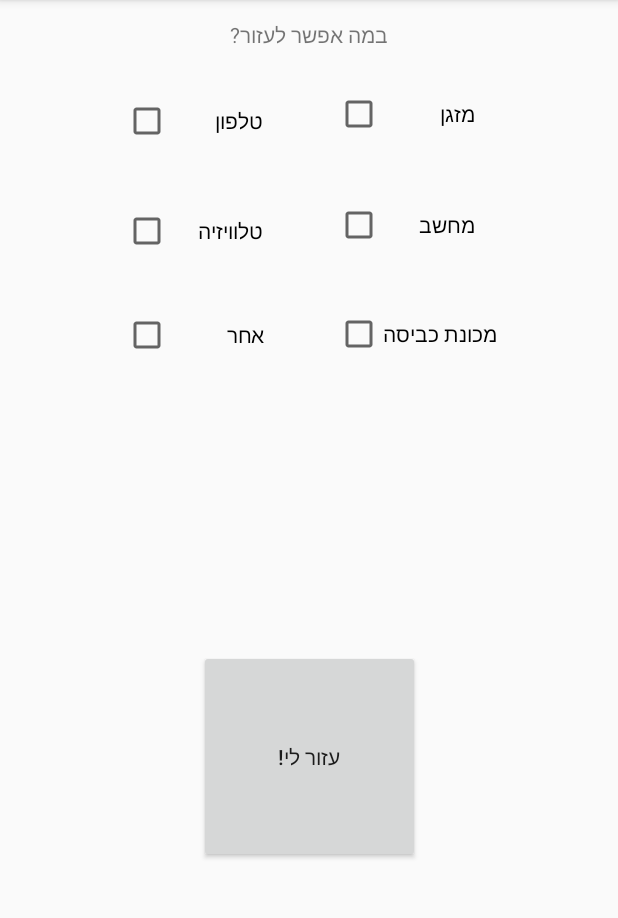
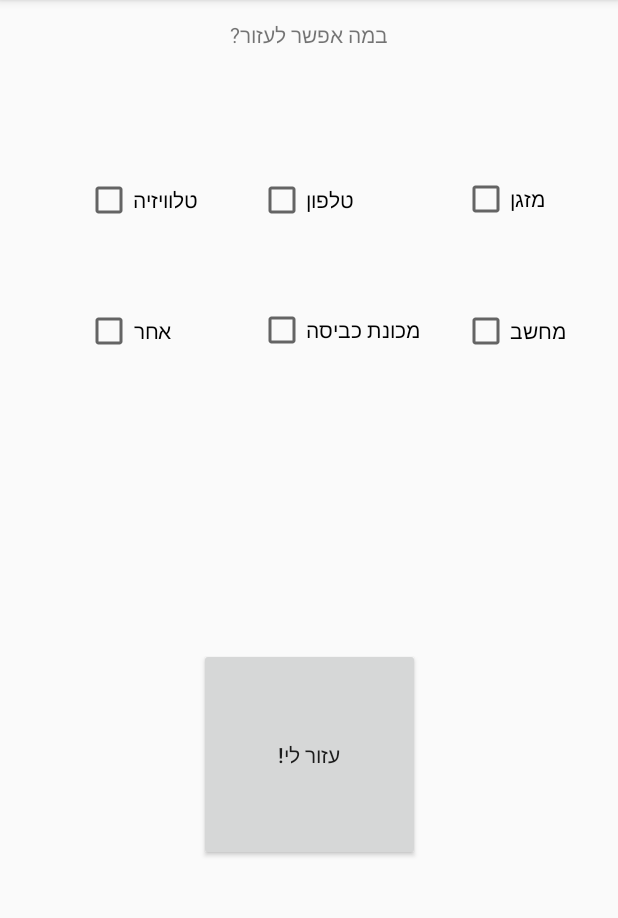
Before and after one commit to yardenTal1/HUJI_HACKATHON_2019, an Android app: the HelpMeActivity screen opened directly, with no data from a screen before it, on a phone screen of 412 x 824 dp, the part 84-1002 px from its top. Run offline under Robolectric (Android 15) with nearby library versions, the phone set to English and light mode, and no system bars.

Commit message:
to Eladi

```diff
--- a/Ezrale/app/src/main/java/com/example/eranzech/ezrale/HelpMeActivity.java
+++ b/Ezrale/app/src/main/java/com/example/eranzech/ezrale/HelpMeActivity.java
@@ -2,8 +2,6 @@ package com.example.eranzech.ezrale;
 
 
 import android.os.Bundle;
-import android.support.design.widget.FloatingActionButton;
-import android.support.design.widget.Snackbar;
 import android.support.v7.app.AppCompatActivity;
 import android.support.v7.widget.Toolbar;
 import android.view.View;
@@ -35,7 +33,7 @@ public class HelpMeActivity extends AppCompatActivity {
     @Override
     protected void onCreate(Bundle savedInstanceState) {
         super.onCreate(savedInstanceState);
-        setContentView(R.layout.activity_main__helper);
+        setContentView(R.layout.activity_help_me);
         Toolbar toolbar = (Toolbar) findViewById(R.id.toolbar);
         setSupportActionBar(toolbar);
 
--- a/Ezrale/app/src/main/res/layout/activity_main__helper.xml
+++ b/Ezrale/app/src/main/res/layout/activity_help_me.xml
@@ -31,33 +31,31 @@
         android:id="@+id/phone_cb"
         android:layout_width="0dp"
         android:layout_height="41dp"
-        android:layout_marginEnd="48dp"
-        android:layout_marginLeft="82dp"
-        android:layout_marginRight="48dp"
-        android:layout_marginStart="82dp"
-        android:layout_marginTop="60dp"
+        android:layout_marginLeft="172dp"
+        android:layout_marginStart="172dp"
+        android:layout_marginTop="80dp"
         android:onClick="changeCatergory"
         android:text="טלפון"
         android:textAppearance="@style/TextAppearance.AppCompat.Button"
-        app:layout_constraintEnd_toStartOf="@+id/ac_cb"
         app:layout_constraintStart_toStartOf="parent"
-        app:layout_constraintTop_toBottomOf="@+id/appBarLayout" />
+        app:layout_constraintTop_toBottomOf="@+id/textView2" />
 
     <CheckBox
         android:id="@+id/tv_cb"
-        android:layout_width="93dp"
+        android:layout_width="0dp"
         android:layout_height="41dp"
-        android:layout_marginTop="32dp"
+        android:layout_marginEnd="40dp"
+        android:layout_marginRight="40dp"
+        android:onClick="changeCatergory"
         android:text="טלוויזיה"
-        android:onClick="changeCatergory"
-        app:layout_constraintStart_toStartOf="@+id/phone_cb"
-        app:layout_constraintTop_toBottomOf="@+id/phone_cb" />
+        app:layout_constraintEnd_toStartOf="@+id/phone_cb"
+        app:layout_constraintTop_toTopOf="@+id/phone_cb" />
 
     <CheckBox
         android:id="@+id/other_cb"
-        android:layout_width="94dp"
+        android:layout_width="0dp"
         android:layout_height="33dp"
-        android:layout_marginTop="32dp"
+        android:layout_marginTop="50dp"
         android:onClick="changeCatergory"
         android:text="אחר"
         app:layout_constraintStart_toStartOf="@+id/tv_cb"
@@ -67,31 +65,30 @@
     <CheckBox
         android:id="@+id/ac_cb"
         android:layout_width="0dp"
-        android:layout_height="32dp"
-        android:layout_marginEnd="95dp"
-        android:layout_marginRight="95dp"
+        android:layout_height="40dp"
+        android:layout_marginLeft="72dp"
+        android:layout_marginStart="72dp"
+        android:onClick="changeCatergory"
         android:text="מזגן"
-        android:onClick="changeCatergory"
-        app:layout_constraintEnd_toEndOf="parent"
         app:layout_constraintStart_toEndOf="@+id/phone_cb"
         app:layout_constraintTop_toTopOf="@+id/phone_cb" />
 
     <CheckBox
         android:id="@+id/pc_cb"
-        android:layout_width="93dp"
+        android:layout_width="0dp"
         android:layout_height="33dp"
+        android:onClick="changeCatergory"
         android:text="מחשב"
-        android:onClick="changeCatergory"
         app:layout_constraintStart_toStartOf="@+id/ac_cb"
-        app:layout_constraintTop_toTopOf="@+id/tv_cb" />
+        app:layout_constraintTop_toTopOf="@+id/wm_cb" />
 
     <CheckBox
         android:id="@+id/wm_cb"
-        android:layout_width="wrap_content"
+        android:layout_width="0dp"
         android:layout_height="wrap_content"
+        android:onClick="changeCatergory"
         android:text="מכונת כביסה"
-        android:onClick="changeCatergory"
-        app:layout_constraintStart_toStartOf="@+id/pc_cb"
+        app:layout_constraintStart_toStartOf="@+id/phone_cb"
         app:layout_constraintTop_toTopOf="@+id/other_cb" />
 
     <TextView
--- a/Ezrale/app/src/main/res/layout/content_main__helper.xml
+++ b/Ezrale/app/src/main/res/layout/content_help_me.xml
@@ -6,7 +6,7 @@
     android:layout_height="match_parent"
     app:layout_behavior="@string/appbar_scrolling_view_behavior"
     tools:context=".HelpMeActivity"
-    tools:showIn="@layout/activity_main__helper">
+    tools:showIn="@layout/activity_help_me">
 
     <Button
         android:id="@+id/button"
--- a/Ezrale/app/src/main/res/values/strings.xml
+++ b/Ezrale/app/src/main/res/values/strings.xml
@@ -2,4 +2,6 @@
     <string name="app_name">Ezrale</string>
     <string name="action_settings">Settings</string>
     <string name="title_activity_login">Login</string>
+    <string name="title_activity_main">MainActivity</string>
+    <string name="title_activity_thanks">ThanksActivity</string>
 </resources>
```
Also changed, not shown: Ezrale/app/src/main/AndroidManifest.xml (+9 -3 lines), Ezrale/app/src/main/java/com/example/eranzech/ezrale/LoginActivity.java (+11 -0 lines), Ezrale/app/src/main/java/com/example/eranzech/ezrale/MainActivity.java (added, +42 -0 lines), Ezrale/app/src/main/java/com/example/eranzech/ezrale/ThanksActivity.java (added, +36 -0 lines), Ezrale/app/src/main/res/drawable/circle_button.xml (added, +20 -0 lines), Ezrale/app/src/main/res/layout/activity_login.xml (+29 -32 lines), Ezrale/app/src/main/res/layout/activity_main.xml (added, +21 -0 lines), Ezrale/app/src/main/res/layout/activity_thanks.xml (added, +17 -0 lines), Ezrale/app/src/main/res/layout/content_main.xml (added, +63 -0 lines), Ezrale/app/src/main/res/layout/content_thanks.xml (added, +11 -0 lines), Ezrale/app/src/main/res/drawable/NeedHelpButton.png (added).
